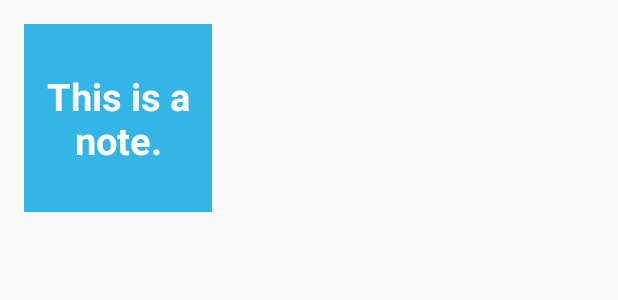
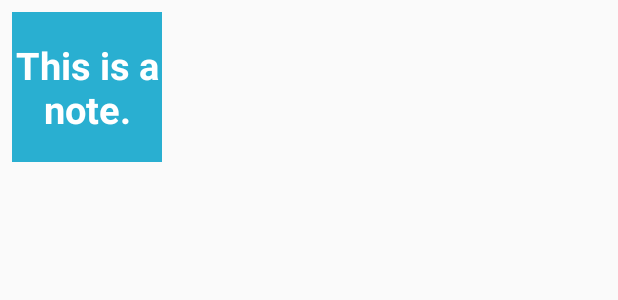
Before and after one commit to AmitAgarwalChas/NotesApp, an Android app: the layout item_rv.xml on its own in the app's theme, with its tools: preview values and no code run, on a phone screen of 412 x 824 dp. Shown: the top 300 px of the screen. Run offline under Robolectric (Android 15) with nearby library versions, the phone set to English and light mode, and no system bars.

Commit message:
ui changes

```diff
--- a/app/src/main/java/com/example/notesapp/MainActivity.java
+++ b/app/src/main/java/com/example/notesapp/MainActivity.java
@@ -7,6 +7,7 @@ import androidx.lifecycle.Observer;
 import androidx.lifecycle.ViewModelProvider;
 import androidx.recyclerview.widget.LinearLayoutManager;
 import androidx.recyclerview.widget.RecyclerView;
+import androidx.recyclerview.widget.StaggeredGridLayoutManager;
 
 import android.content.Intent;
 import android.os.Bundle;
@@ -29,7 +30,7 @@ public class MainActivity extends AppCompatActivity {
         RecyclerView recyclerView = findViewById(R.id.recycler_view);
         NotesAdapter notesAdapter = new NotesAdapter(this);
         recyclerView.setAdapter(notesAdapter);
-        recyclerView.setLayoutManager(new LinearLayoutManager(this));
+        recyclerView.setLayoutManager(new StaggeredGridLayoutManager(3, StaggeredGridLayoutManager.VERTICAL));
 
         noteViewModel = new ViewModelProvider(this).get(NoteViewModel.class);
         noteViewModel.getNotesList().observe(this, notes -> notesAdapter.setNotes(notes));
--- a/app/src/main/java/com/example/notesapp/NoteRepository.java
+++ b/app/src/main/java/com/example/notesapp/NoteRepository.java
@@ -24,4 +24,8 @@ public class NoteRepository {
     void insert(final Note note){
         NoteRoomDatabase.databaseWriteExecutor.execute(() -> noteDAO.insert(note));
     }
+
+    void delete(final Note note){
+        NoteRoomDatabase.databaseWriteExecutor.execute( () -> noteDAO.delete(note) );
+    }
 }
--- a/app/src/main/java/com/example/notesapp/NoteViewModel.java
+++ b/app/src/main/java/com/example/notesapp/NoteViewModel.java
@@ -26,4 +26,8 @@ public class NoteViewModel extends AndroidViewModel {
     public void insert(Note note){
         noteRepository.insert(note);
     }
+
+    public void delete(Note note){
+        noteRepository.delete(note);
+    }
 }
--- a/app/src/main/res/layout/item_rv.xml
+++ b/app/src/main/res/layout/item_rv.xml
@@ -1,23 +1,21 @@
 <?xml version="1.0" encoding="utf-8"?>
-<androidx.constraintlayout.widget.ConstraintLayout
+<LinearLayout
     xmlns:android="http://schemas.android.com/apk/res/android"
     xmlns:app="http://schemas.android.com/apk/res-auto"
-    android:layout_width="match_parent"
-    android:layout_height="wrap_content">
+    android:layout_width="wrap_content"
+    android:layout_height="wrap_content"
+    android:orientation="vertical">
 
     <TextView
         android:id="@+id/note_item"
-        android:layout_width="125dp"
-        android:layout_height="125dp"
-        android:layout_margin="16dp"
+        android:layout_width="100dp"
+        android:layout_height="100dp"
+        android:layout_margin="8dp"
         android:text="This is a note."
+        android:textSize="25sp"
         android:gravity="center"
         android:textStyle="bold"
-        android:textSize="25sp"
-        android:textColor="#FFFFFF"
-        android:background="@android:color/holo_blue_light"
-        app:layout_constraintBottom_toBottomOf="parent"
-        app:layout_constraintStart_toStartOf="parent"
-        app:layout_constraintTop_toTopOf="parent" />
+        android:background="#29AFD1"
+        android:textColor="#fff" />
 
-</androidx.constraintlayout.widget.ConstraintLayout>
+</LinearLayout>
```
Also changed, not shown: app/src/main/res/layout/activity_new_note.xml (+6 -3 lines).
